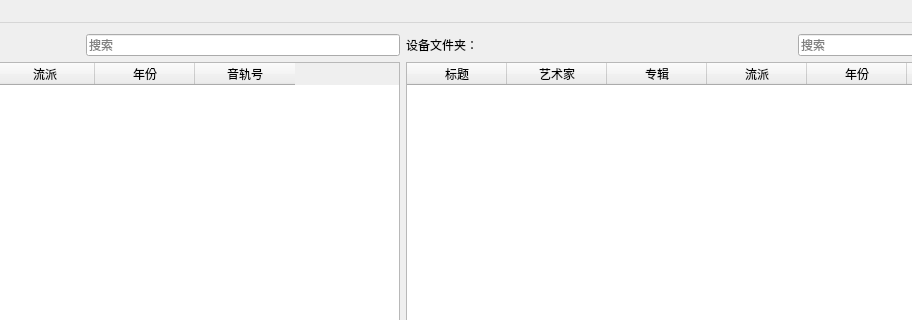
The window that forms/MusicSyncTool.ui (FunnyAWM/MusicSyncTool) describes before a commit, drawn with Qt 5; both pictures show x 317 to 1229 and y 0 to 320 of the 1440 by 720 pixel window.
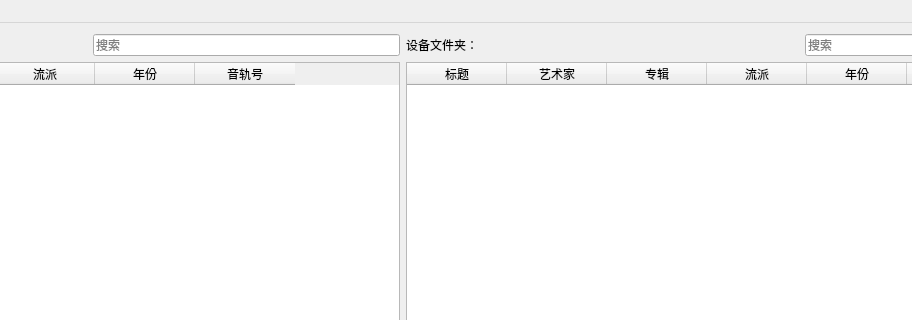
The same window after the commit.

Patch:
```diff
--- a/forms/MusicSyncTool.ui
+++ b/forms/MusicSyncTool.ui
@@ -43,6 +43,13 @@
         </property>
        </spacer>
       </item>
+      <item>
+       <widget class="QLabel" name="availableSpaceLocal">
+        <property name="text">
+         <string/>
+        </property>
+       </widget>
+      </item>
       <item>
        <widget class="QLineEdit" name="searchLocal">
         <property name="toolTip">
@@ -80,6 +87,13 @@
         </property>
        </spacer>
       </item>
+      <item>
+       <widget class="QLabel" name="availableSpaceRemote">
+        <property name="text">
+         <string/>
+        </property>
+       </widget>
+      </item>
       <item>
        <widget class="QLineEdit" name="searchRemote">
         <property name="inputMask">
```
Left out of the diff: 2 changed lines with no effect on the pictures.
